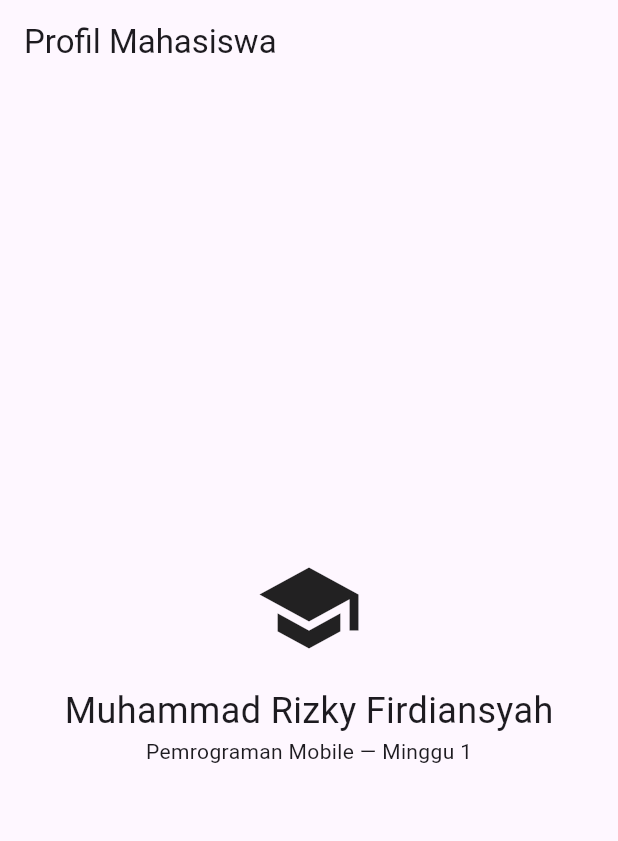
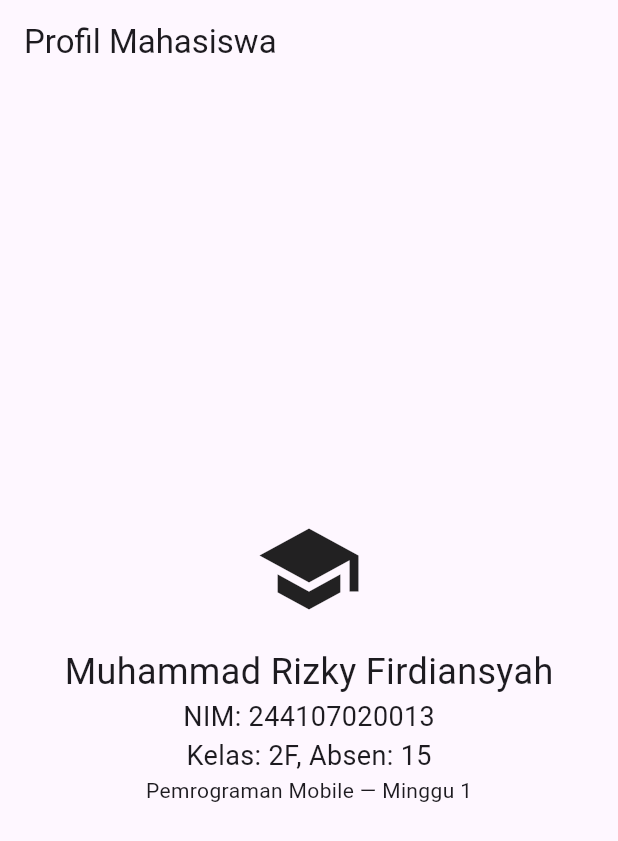
Before and after one commit to RizkyFirdiansyah/244107020013-mobile-course, a Flutter app: the screen it shows after launch, on a phone screen of 412 x 824 dp. Shown: the top 841 px of the screen. Run offline on Flutter 3.47's test engine with Material 3 defaults, Android fonts, the phone set to English and light mode, and no system bars.

Commit message:
update: nim, kelas, absen

```diff
--- a/01-week-1-mobile-development-ecosystem-flutter-refresh/lib/main.dart
+++ b/01-week-1-mobile-development-ecosystem-flutter-refresh/lib/main.dart
@@ -17,6 +17,8 @@ class MyApp extends StatelessWidget {
             Icon(Icons.school, size: 72),
             SizedBox(height: 16),
             Text('Muhammad Rizky Firdiansyah', style: TextStyle(fontSize: 24)),
+            Text('NIM: 244107020013', style: TextStyle(fontSize: 18)),
+            Text('Kelas: 2F, Absen: 15', style: TextStyle(fontSize: 18)),
             Text('Pemrograman Mobile — Minggu 1'),
           ]),
         ),
```
